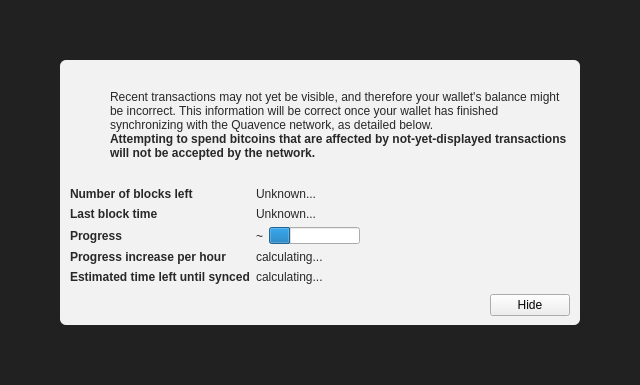
Old version of the form src/qt/forms/modaloverlay.ui in the repository quavence/quavence-node.
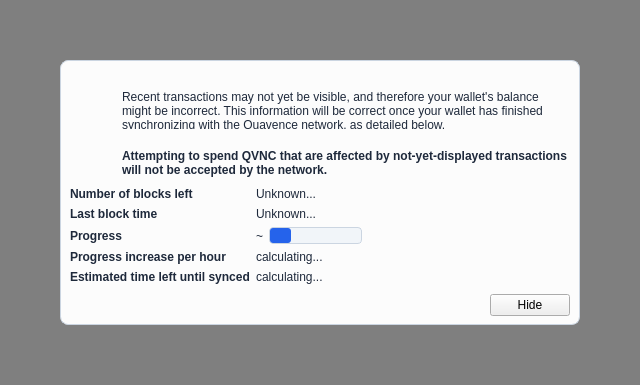
New version of the form. Icons and pictures are not drawn. Custom widgets are drawn as their Qt base class.

Commit message: fix(qt): restore light modal overlay, add icon spacing, and set bold white text on progress bar

The edit to the form file:
```diff
--- a/src/qt/forms/modaloverlay.ui
+++ b/src/qt/forms/modaloverlay.ui
@@ -32,7 +32,7 @@
    <item>
     <widget class="QWidget" name="bgWidget" native="true">
      <property name="styleSheet">
-      <string notr="true">#bgWidget { background: rgba(0,0,0,220); }</string>
+      <string notr="true">#bgWidget { background: rgba(0,0,0,120); }</string>
      </property>
      <layout class="QVBoxLayout" name="verticalLayoutMain" stretch="1">
       <property name="leftMargin">
@@ -50,9 +50,22 @@
       <item>
        <widget class="QWidget" name="contentWidget" native="true">
         <property name="styleSheet">
-         <string notr="true">#contentWidget { background: rgba(255,255,255,240); border-radius: 6px; }
-
-QLabel { color: rgb(40,40,40);  }</string>
+         <string notr="true">#contentWidget {
+    background: rgba(255, 255, 255, 250);
+    border-radius: 8px;
+    border: 1px solid #cbd5e1;
+}
+QLabel {
+    color: #1e293b;
+}
+QLabel[styleClass="secondary"] {
+    color: #64748b;
+}
+QPushButton#warningIcon {
+    background: transparent;
+    border: none;
+    padding: 0px;
+}</string>
         </property>
         <layout class="QVBoxLayout" name="verticalLayoutSub" stretch="1,0,0,0">
          <property name="spacing">
@@ -72,6 +85,9 @@
          </property>
          <item>
           <layout class="QHBoxLayout" name="horizontalLayoutIconText" stretch="0,1">
+           <property name="spacing">
+            <number>20</number>
+           </property>
            <property name="topMargin">
             <number>20</number>
            </property>
@@ -85,6 +101,9 @@
                <property name="enabled">
                 <bool>false</bool>
                </property>
+               <property name="styleSheet">
+                <string notr="true">border: none; background: transparent; padding: 0px;</string>
+               </property>
                <property name="text">
                 <string/>
                </property>
@@ -149,7 +168,7 @@
                 </font>
                </property>
                <property name="text">
-                <string>Attempting to spend bitcoins that are affected by not-yet-displayed transactions will not be accepted by the network.</string>
+                <string>Attempting to spend QVNC that are affected by not-yet-displayed transactions will not be accepted by the network.</string>
                </property>
                <property name="textFormat">
                 <enum>Qt::RichText</enum>
@@ -273,6 +292,20 @@
              </item>
              <item>
               <widget class="QProgressBar" name="progressBar">
+               <property name="styleSheet">
+                <string notr="true">QProgressBar {
+    border: 1px solid #cbd5e1;
+    border-radius: 4px;
+    background-color: #f1f5f9;
+    color: #ffffff;
+    font-weight: 600;
+    text-align: center;
+}
+QProgressBar::chunk {
+    background-color: #2563eb;
+    border-radius: 3px;
+}</string>
+               </property>
                <property name="value">
                 <number>24</number>
                </property>
```
The commit also changes 1 other file.
